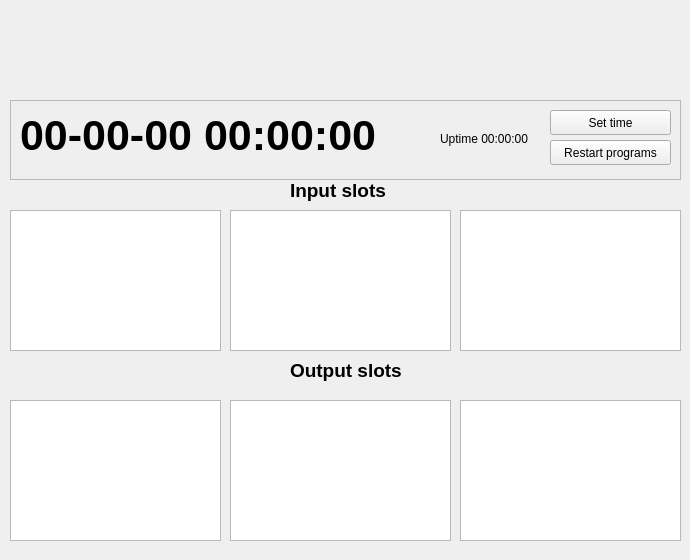
mupimenov/hponic, file widget_monitoring.ui: the form before one commit.
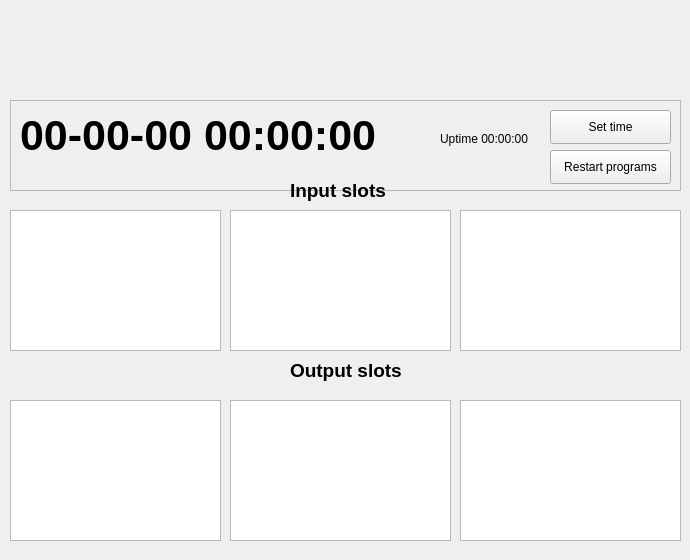
The form after the commit. Icons and pictures are not drawn.

The edit to the form file:
```diff
--- a/widget_monitoring.ui
+++ b/widget_monitoring.ui
@@ -49,7 +49,7 @@
      <x>10</x>
      <y>100</y>
      <width>671</width>
-     <height>80</height>
+     <height>91</height>
     </rect>
    </property>
    <property name="frameShape">
@@ -97,9 +97,15 @@
       <x>540</x>
       <y>10</y>
       <width>121</width>
-      <height>25</height>
+      <height>34</height>
      </rect>
     </property>
+    <property name="minimumSize">
+     <size>
+      <width>0</width>
+      <height>34</height>
+     </size>
+    </property>
     <property name="text">
      <string>Set time</string>
     </property>
@@ -115,11 +121,17 @@
     <property name="geometry">
      <rect>
       <x>540</x>
-      <y>40</y>
+      <y>50</y>
       <width>121</width>
-      <height>25</height>
+      <height>34</height>
      </rect>
     </property>
+    <property name="minimumSize">
+     <size>
+      <width>0</width>
+      <height>34</height>
+     </size>
+    </property>
     <property name="text">
      <string>Restart programs</string>
     </property>
```
